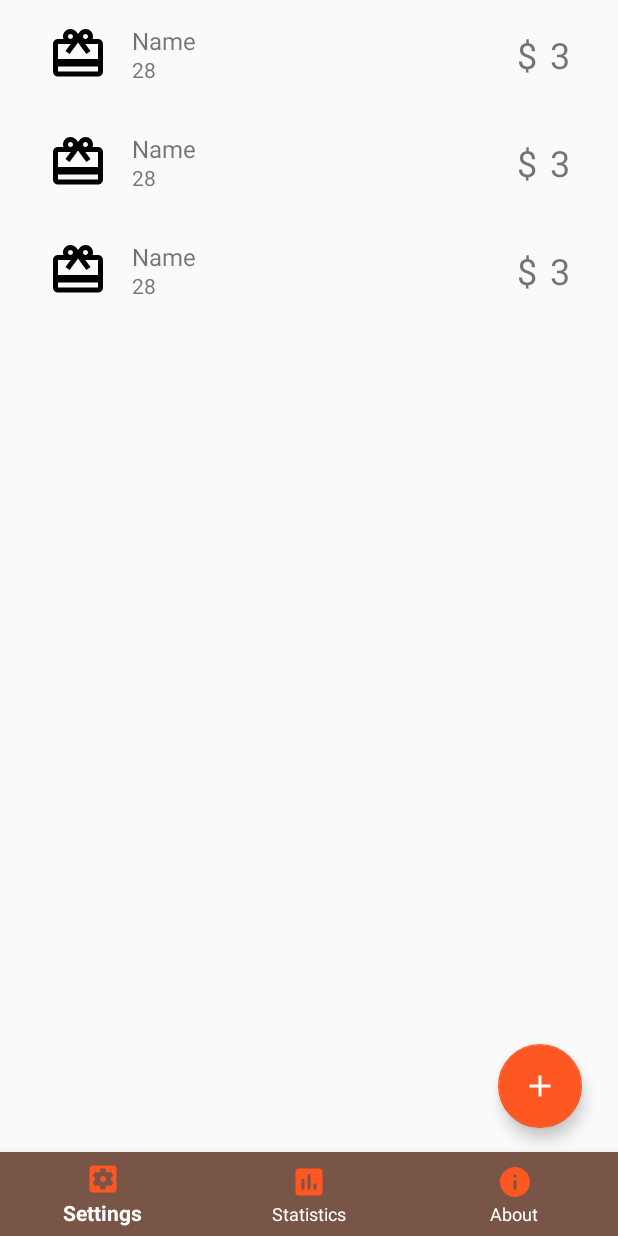
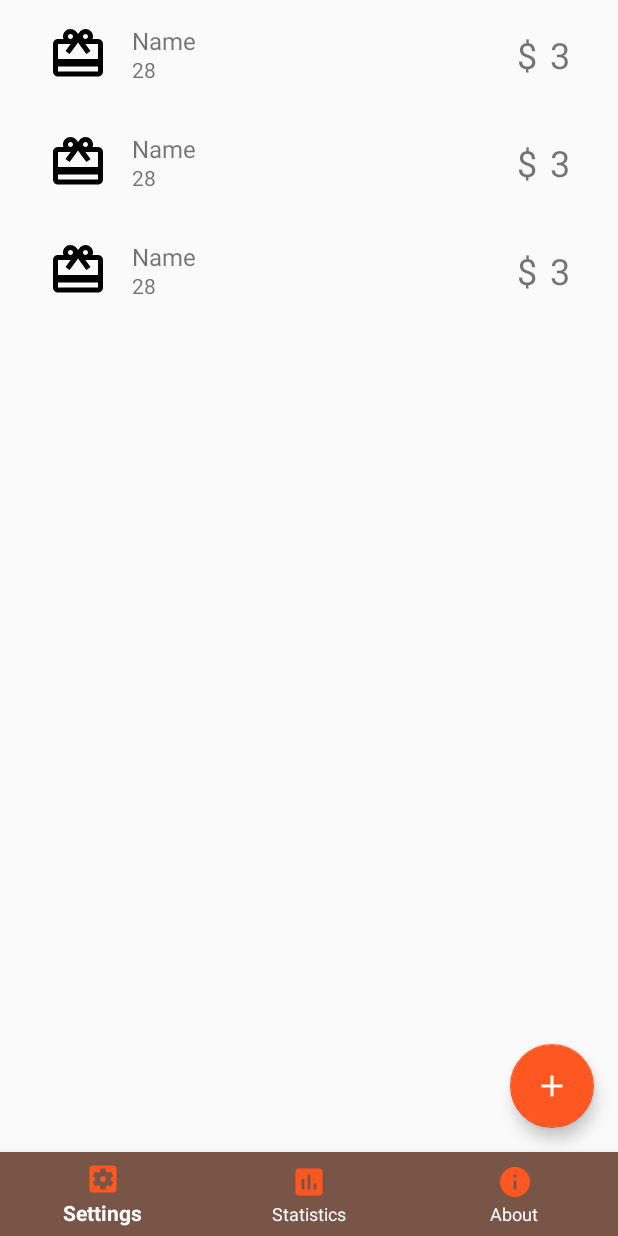
Before and after one commit to MikolajRatajczyk/InventoryApp, an Android app: the layout activity_catalog.xml on its own in the app's theme, with its tools: preview values and no code run, on a phone screen of 412 x 824 dp. Run offline under Robolectric (Android 15) with nearby library versions, the phone set to English and light mode, and no system bars.

Commit message:
Change FAB marginEnd to 16dp

```diff
--- a/app/src/main/res/layout/activity_catalog.xml
+++ b/app/src/main/res/layout/activity_catalog.xml
@@ -56,7 +56,7 @@
         android:layout_width="wrap_content"
         android:layout_height="wrap_content"
         android:layout_marginBottom="16dp"
-        android:layout_marginEnd="24dp"
+        android:layout_marginEnd="16dp"
         android:src="@drawable/plus_sign"
         app:layout_constraintBottom_toTopOf="@id/activity_catalog_bottom_navigation"
         app:layout_constraintEnd_toEndOf="parent" />
```
